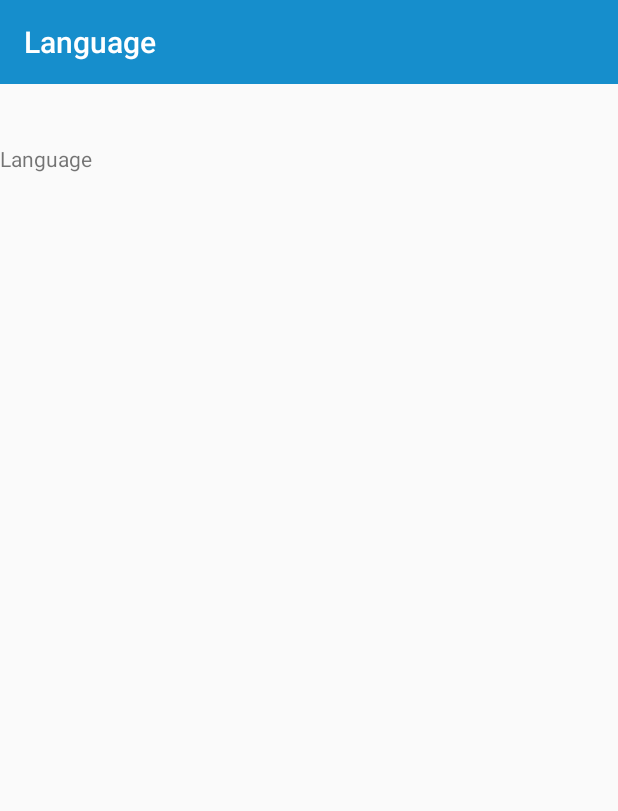
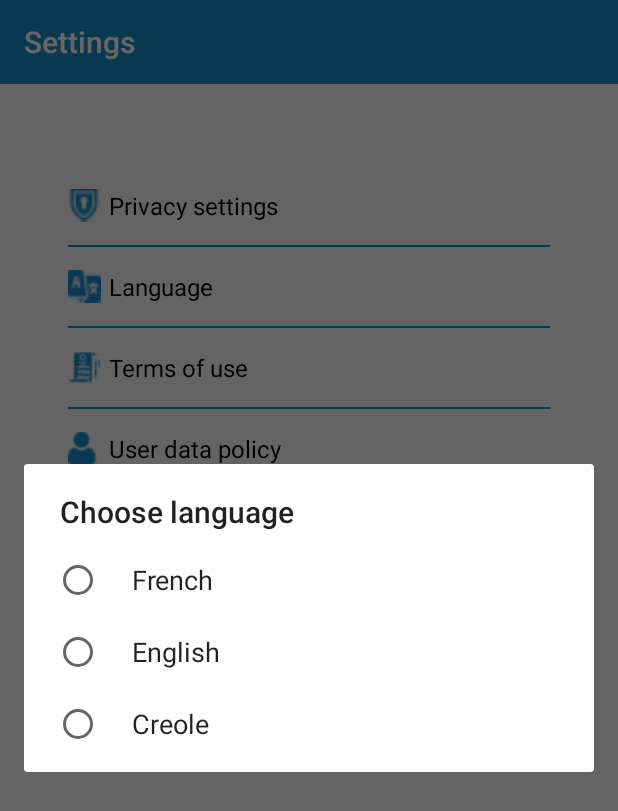
Before and after one commit to Edouard1er/ekontest_hackathon, an Android app: the SettingActivity screen opened directly, with no data from a screen before it, after a tap on "Language", on a phone screen of 412 x 824 dp. Shown: the top 811 px of the screen. Run offline under Robolectric (Android 15) with nearby library versions, the phone set to English and light mode, and no system bars.

Commit message:
Change the language of the application

```diff
--- a/app/src/main/AndroidManifest.xml
+++ b/app/src/main/AndroidManifest.xml
@@ -14,7 +14,6 @@
         android:roundIcon="@mipmap/ic_launcher_round"
         android:supportsRtl="true"
         android:theme="@style/Theme.AppCompat.DayNight.NoActionBar">
-        <activity android:name=".LanguageSettingActivity"></activity>
         <activity android:name=".SearchResultActivity" />
         <activity android:name=".CreateInvoice" />
         <activity android:name=".AvisDisplayAllActivity" />
--- a/app/src/main/java/com/example/ekontest_hackathon/LanguageSettingActivity.java
+++ /dev/null
@@ -1,22 +0,0 @@
-package com.example.ekontest_hackathon;
-
-import androidx.appcompat.app.AppCompatActivity;
-
-import android.content.Intent;
-import android.os.Bundle;
-
-public class LanguageSettingActivity extends AppCompatActivity {
-
-    @Override
-    protected void onCreate(Bundle savedInstanceState) {
-        super.onCreate(savedInstanceState);
-        setContentView(R.layout.activity_language_setting);
-    }
-
-    @Override
-    public void onBackPressed() {
-        Intent intent = new Intent(LanguageSettingActivity.this, SettingActivity.class);
-        startActivity(intent);
-        finish();
-    }
-}
--- a/app/src/main/java/com/example/ekontest_hackathon/SettingActivity.java
+++ b/app/src/main/java/com/example/ekontest_hackathon/SettingActivity.java
@@ -1,8 +1,14 @@
 package com.example.ekontest_hackathon;
 
+import androidx.appcompat.app.ActionBar;
 import androidx.appcompat.app.AppCompatActivity;
 
+import android.app.Activity;
+import android.app.AlertDialog;
+import android.content.DialogInterface;
 import android.content.Intent;
+import android.content.SharedPreferences;
+import android.content.res.Configuration;
 import android.os.Bundle;
 import android.os.Handler;
 import android.view.View;
@@ -11,25 +17,29 @@ import android.widget.Toast;
 
 import com.example.ekontest_hackathon.ui.NavDrawerActivity;
 
+import java.util.Locale;
+
+import static com.example.ekontest_hackathon.R.string.app_name;
+
 public class SettingActivity extends AppCompatActivity {
     TextView language, termUse, userDataPolicy, copyright, privacy;
     @Override
     protected void onCreate(Bundle savedInstanceState) {
+        loadLocale();
         super.onCreate(savedInstanceState);
         setContentView(R.layout.activity_setting);
+
+       // ActionBar actionBar = getSupportActionBar();
+       // actionBar.setTitle(getResources().getString(app_name));
+
         language = findViewById(R.id.id_langue_setting);
         termUse = findViewById(R.id.id_conditionUtilisation_setting);
         userDataPolicy =findViewById(R.id.id_politique_setting);
         copyright = findViewById(R.id.id_copyright_setting);
         privacy = findViewById(R.id.id_confidentialite_setting);
-        language.setOnClickListener(new View.OnClickListener() {
-            @Override
-            public void onClick(View v) {
-                Intent intent = new Intent(SettingActivity.this, LanguageSettingActivity.class);
-                startActivity(intent);
-                finish();
-            }
-        });
+
+
+
         termUse.setOnClickListener(new View.OnClickListener() {
             @Override
             public void onClick(View v) {
@@ -54,6 +64,18 @@ public class SettingActivity extends AppCompatActivity {
                 Toast.makeText(getBaseContext(),userDataPolicy.getText(), Toast.LENGTH_LONG).show();
             }
         });
+
+        // change language listener
+
+        language.setOnClickListener(new View.OnClickListener() {
+            @Override
+            public void onClick(View v) {
+                showChangelanguageDialog();
+            }
+        });
+
+
+
     }
     @Override
     public void onBackPressed() {
@@ -61,4 +83,54 @@ public class SettingActivity extends AppCompatActivity {
         startActivity(intent);
         finish();
     }
+
+
+    private void showChangelanguageDialog(){
+
+        final String[] listItems = {"French","English","Creole"};
+        final AlertDialog.Builder nBuilder = new AlertDialog.Builder(SettingActivity.this);
+        nBuilder.setTitle("Choose language");
+        nBuilder.setSingleChoiceItems(listItems, -1, new DialogInterface.OnClickListener() {
+            @Override
+            public void onClick(DialogInterface dialog, int i) {
+
+                if(i==0){
+                    setLocate("fr");
+                    recreate();
+
+                }
+                else if(i==1){
+                    setLocate("en");
+                    recreate();
+                }
+                else if(i==2){
+                    setLocate("crp");
+                    recreate();
+                }
+
+                dialog.dismiss();
+            }
+        });
+        AlertDialog nDialog = nBuilder.create();
+        nDialog.show();
+    }
+
+    private void setLocate(String lang) {
+        Configuration config = getBaseContext().getResources().getConfiguration();
+        if (!"".equals(lang) && !config.locale.getLanguage().equals(lang)) {
+
+            Locale locale = new Locale(lang);
+            Locale.setDefault(locale);
+            Configuration conf = new Configuration(config);
+            conf.locale = locale;
+            getBaseContext().getResources().updateConfiguration(conf, getBaseContext().getResources().getDisplayMetrics());
+        }
+    }
+
+
+    public  void loadLocale(){
+        SharedPreferences prefs = getSharedPreferences("setting", Activity.MODE_PRIVATE);
+        String language = prefs.getString("My_lang","");
+        setLocate(language);
+    }
 }
--- a/app/src/main/res/layout/activity_language_setting.xml
+++ /dev/null
@@ -1,28 +0,0 @@
-<?xml version="1.0" encoding="utf-8"?>
-<LinearLayout xmlns:android="http://schemas.android.com/apk/res/android"
-    xmlns:app="http://schemas.android.com/apk/res-auto"
-    xmlns:tools="http://schemas.android.com/tools"
-    android:layout_width="match_parent"
-    android:layout_height="match_parent"
-    android:orientation="vertical"
-    tools:context=".LanguageSettingActivity">
-    <androidx.appcompat.widget.Toolbar
-        android:id="@+id/toolbarLanguage"
-        android:layout_width="match_parent"
-        android:layout_height="wrap_content"
-        android:background="@color/couleur4"
-        android:minHeight="?attr/actionBarSize"
-        android:paddingLeft="30dp"
-        android:paddingRight="20dp"
-        android:theme="?attr/actionBarTheme"
-        app:subtitleTextColor="@color/couleur1"
-        app:title="@string/strLanguage"
-        app:titleTextColor="@color/couleur1" />
-
-    <TextView
-        android:id="@+id/textView34"
-        android:layout_width="match_parent"
-        android:layout_height="wrap_content"
-        android:layout_marginTop="40dp"
-        android:text="@string/strLanguage" />
-</LinearLayout>
```
Also changed, not shown: 3 other files.
